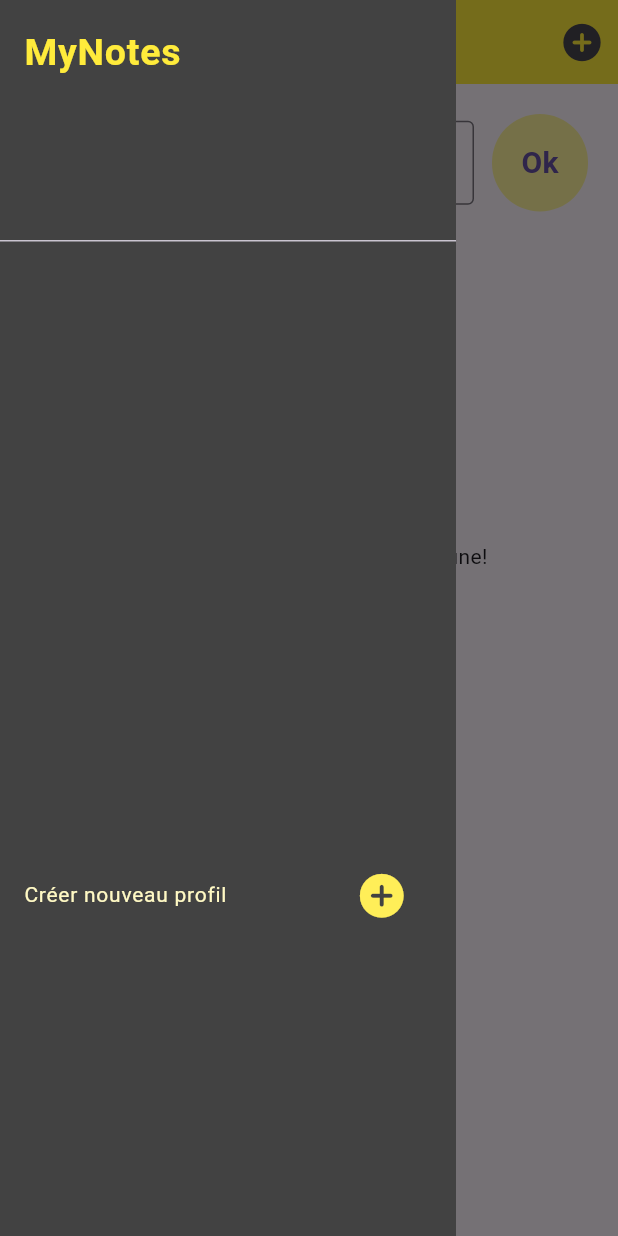
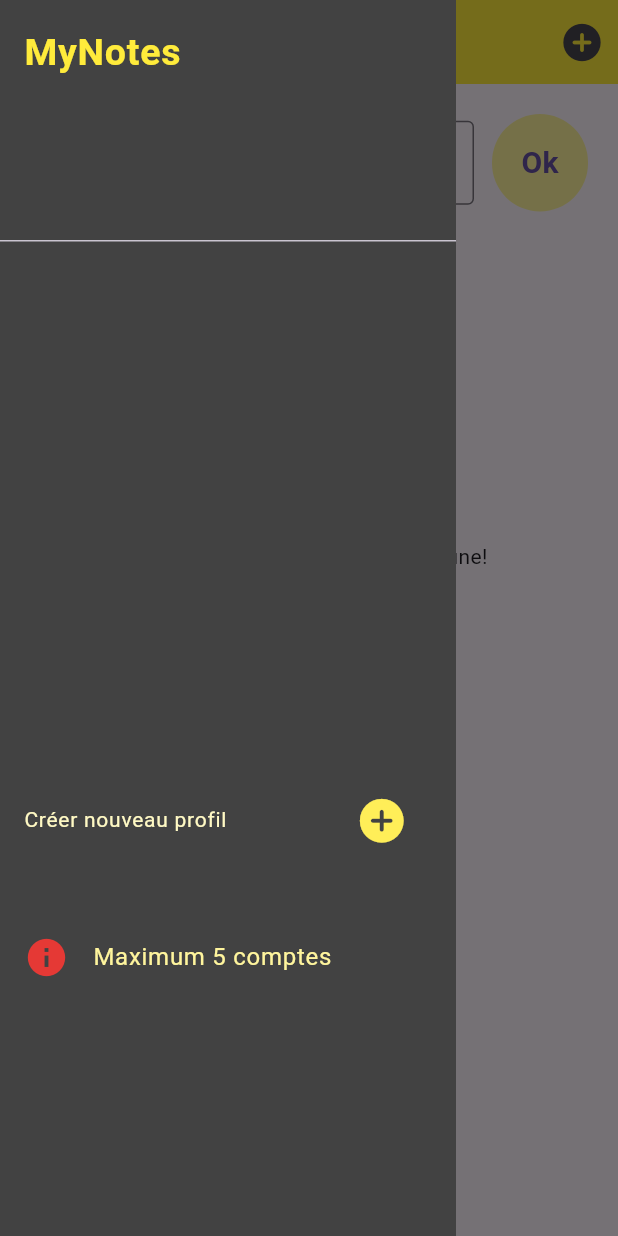
Before and after one commit to Jean-kassyl/dclic_project_noteapp, a Flutter app: the NotesPage screen opened directly with empty values, with the side drawer open, on a phone screen of 412 x 824 dp. Run offline on Flutter 3.47's test engine with Material 3 defaults, Android fonts, the phone set to English and light mode, and no system bars; our stand-ins replace sqflite; accounts and stored records are empty.

Commit message:
adding an info tile to the draweer

```diff
--- a/lib/pages/notes_page.dart
+++ b/lib/pages/notes_page.dart
@@ -64,7 +64,7 @@
 
             // list view builder
             SizedBox(
-              height: 400,
+              height: 350,
               child: ListView.builder(
                 shrinkWrap: true,
                 itemCount: users.length,
@@ -108,6 +108,11 @@
             },
             icon: Icon(Icons.add_circle_rounded, color: Colors.yellow[400], size: 35),
           ),
+            ),
+            SizedBox(height: 35),
+            ListTile(
+              title: Text('Maximum 5 comptes', style: TextStyle(color: Colors.yellow[200])),
+              leading: Icon(Icons.info, color: Colors.red[600], size: 30)
             ),
 
 
```
Also changed, not shown: lib/tools/helper.dart (deleted).
